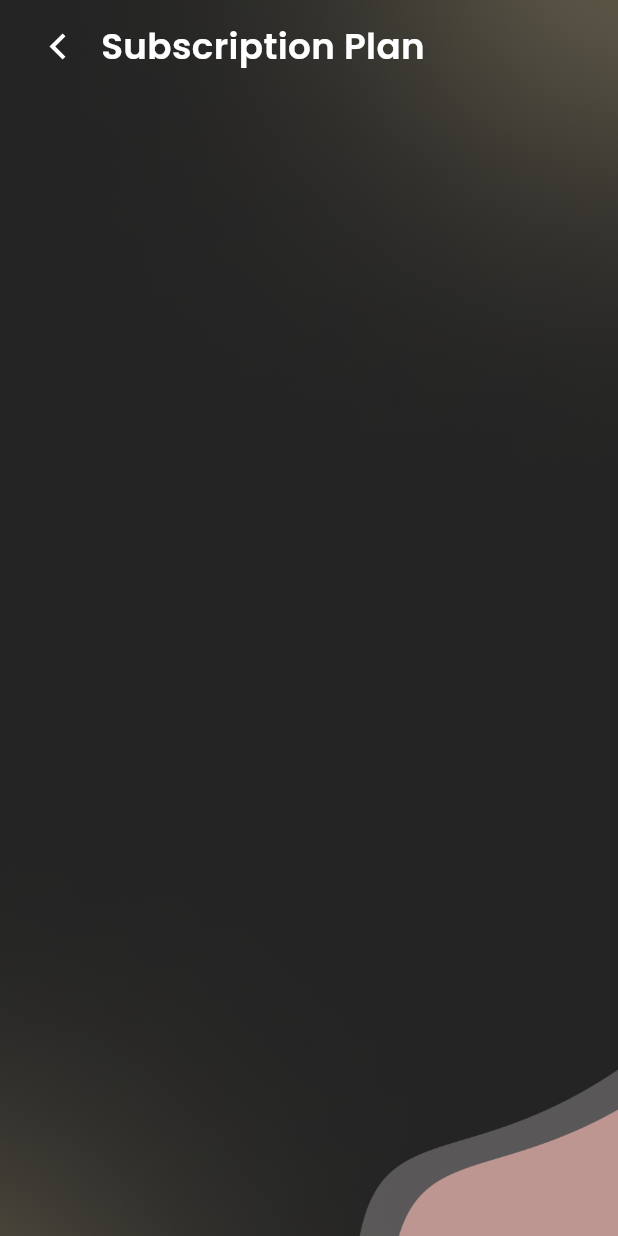
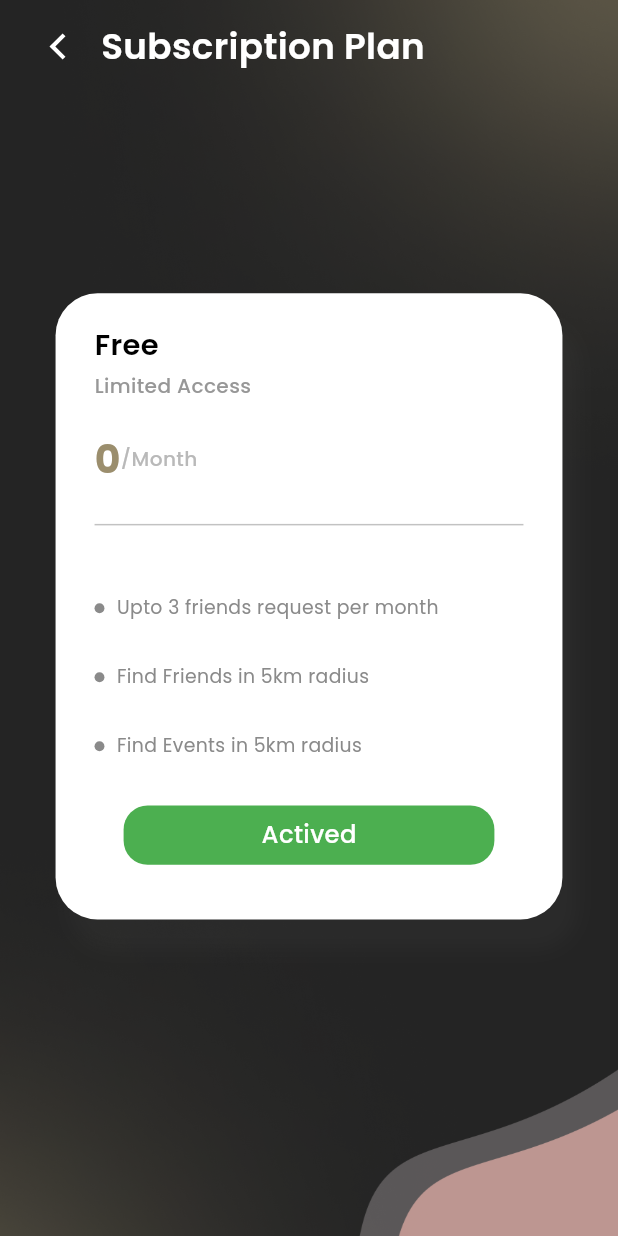
Before and after one commit to Techdotpvtltd/MuutschApp, a Flutter app: the SubscriptionPlan screen opened directly, on a phone screen of 412 x 824 dp. Run offline on Flutter 3.47's test engine with Material 3 defaults, Android fonts, the phone set to English and light mode, and no system bars; our stand-ins replace cached_network_image, cloud_firestore, dropdown_button2, firebase_auth, firebase_core, firebase_messaging and 20 more; missing offline and left inert: custom_info_window, day_night_time_picker, geoflutterfire2, ntp, place_picker; accounts and stored records are empty; statements that could not run were skipped.

Commit message:
add free versionc ard

```diff
--- a/lib/pages/home/subscription_plan.dart
+++ b/lib/pages/home/subscription_plan.dart
@@ -160,9 +160,8 @@ class _SubscriptionPlanState extends State<SubscriptionPlan> {
                     Expanded(
                       child: isLoading
                           ? Center(child: CircularProgressIndicator())
-                          : PageView.builder(
+                          : PageView(
                               controller: _pageController,
-                              itemCount: productDetails.length,
                               onPageChanged: (int position) {
                                 setState(() {
                                   position = position;
@@ -170,10 +169,29 @@ class _SubscriptionPlanState extends State<SubscriptionPlan> {
                                 });
                                 setState(() {});
                               },
-                              itemBuilder:
-                                  (BuildContext context, int position) {
-                                final product = productDetails[position];
-                                return AnimatedBuilder(
+                              children: [
+                                AnimatedBuilder(
+                                  animation: _pageController,
+                                  builder: (BuildContext context, widget) {
+                                    return Container(
+                                      margin:
+                                          EdgeInsets.all(carouselItemMargin),
+                                      child: Center(child: widget),
+                                    );
+                                  },
+                                  child: Container(
+                                    child: CardFb1(
+                                      text: "Free",
+                                      showButton: false,
+                                      imageUrl: "",
+                                      subtitle: "Limited Access",
+                                      onPressed: () {},
+                                      price: "0",
+                                    ),
+                                  ),
+                                ),
+                                for (final product in productDetails)
+                                  AnimatedBuilder(
                                     animation: _pageController,
                                     builder: (BuildContext context, widget) {
                                       return Container(
@@ -194,8 +212,8 @@ class _SubscriptionPlanState extends State<SubscriptionPlan> {
                                         price: product.price,
                                       ),
                                     ),
-                                );
-                              },
+                                  )
+                              ],
                             ),
                     ),
                     if (productDetails.length > 1) SizedBox(height: 2.h),
@@ -297,7 +315,7 @@ class CardFb1 extends StatelessWidget {
             ),
             SizedBox(height: 3.h),
             ...List.generate(
-              txts.length,
+              text == "Free" ? txts1.length : txts.length,
               (index) => Padding(
                 padding: const EdgeInsets.symmetric(vertical: 14.0),
                 child: Row(
@@ -308,16 +326,32 @@ class CardFb1 extends StatelessWidget {
                     ),
                     SizedBox(width: 2.w),
                     Expanded(
-                      child: textWidget(txts[index],
+                      child: textWidget(
+                        text == "Free" ? txts1[index] : txts[index],
                         color: Color(0xff8A8A8A),
                         fontSize: 14.5.sp,
-                          fontWeight: FontWeight.w400),
+                        fontWeight: FontWeight.w400,
+                      ),
                     ),
                   ],
                 ),
               ),
             ),
             SizedBox(height: 2.h),
+            if (text == "Free")
+              Center(
+                child: gradientButton(
+                  !AppManager().isActiveSubscription ? "Actived" : "Free",
+                  ontap: () {},
+                  height: 4.8,
+                  font: 16.5,
+                  width: 60,
+                  isColor: true,
+                  clr: !AppManager().isActiveSubscription
+                      ? Colors.green
+                      : MyColors.primary,
+                ),
+              ),
             if (showButton)
               Center(
                 child: gradientButton(
@@ -347,3 +381,9 @@ List txts = [
   "Find Events worldwide",
   "See Events time and date.",
 ];
+
+List txts1 = [
+  "Upto 3 friends request per month",
+  "Find Friends in 5km radius",
+  "Find Events in 5km radius",
+];
```
Lines whose indentation alone changed are shown as unchanged.
